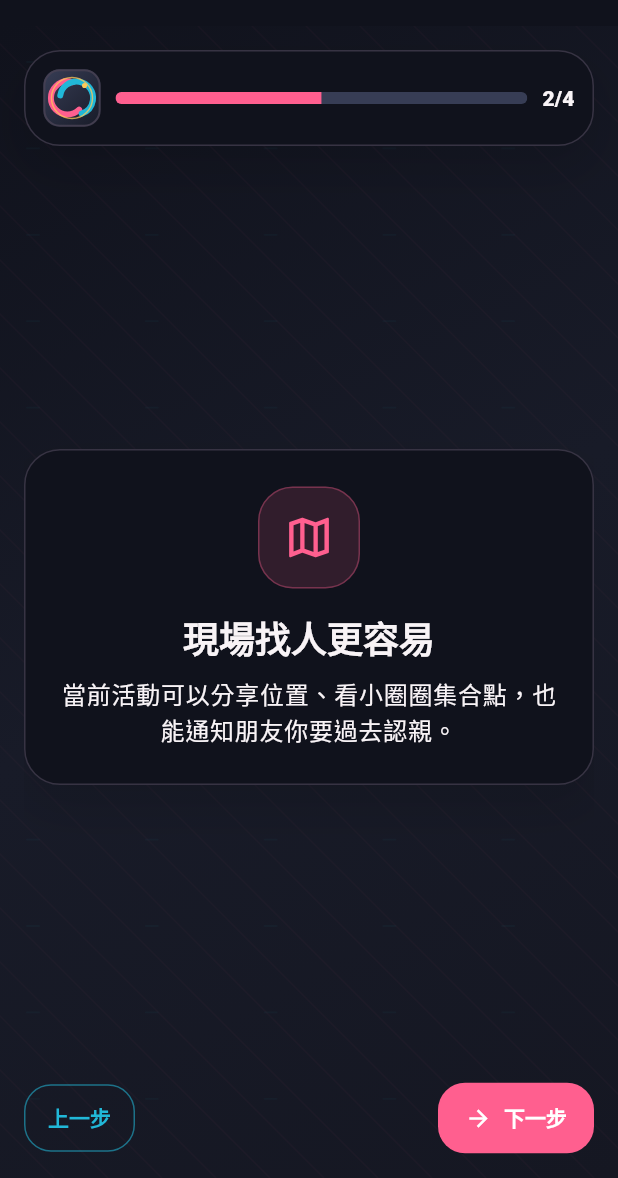
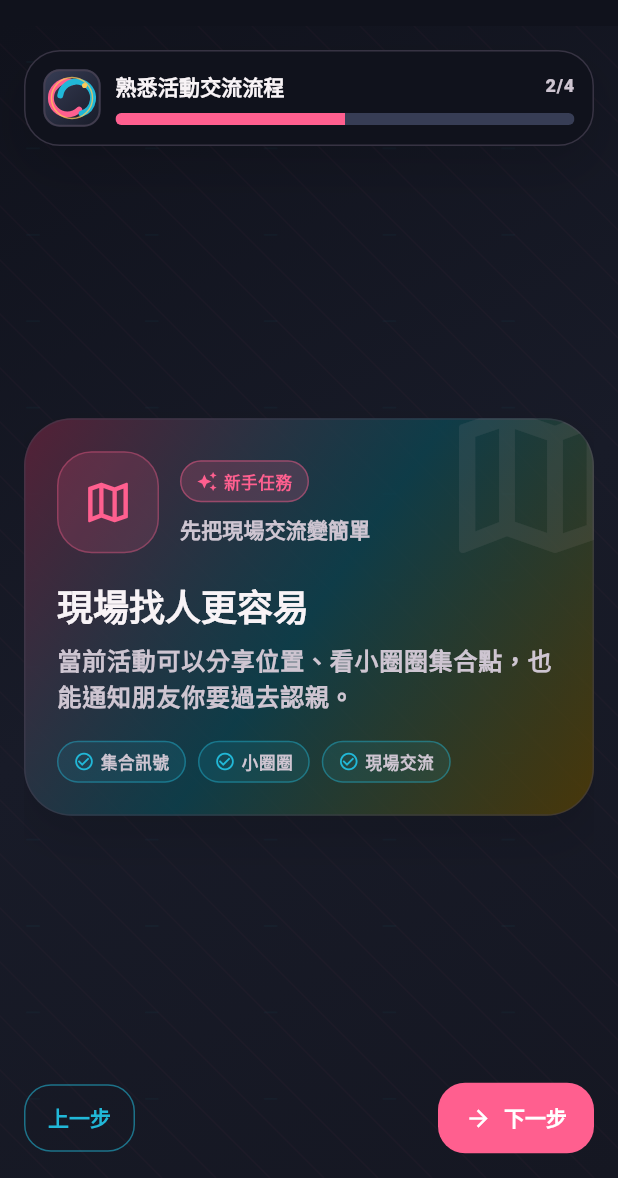
Before and after one commit to idick7069-new/coscircle, a Flutter app: the OnboardingProfilePage screen opened by its route, after a tap on "下一步", on a phone screen of 412 x 824 dp, the part 58-1236 px from its top. Run offline on Flutter 3.47's test engine with Material 3 defaults, Android fonts, the phone set to English and light mode, and no system bars; our stand-ins replace dio, flutter_local_notifications, flutter_riverpod, geolocator, go_router, google_maps_flutter and 7 more; missing offline and left inert: mobile_scanner; accounts and stored records are empty.

Commit message:
Polish onboarding profile flow

```diff
--- a/lib/features/profile/presentation/onboarding_profile_page.dart
+++ b/lib/features/profile/presentation/onboarding_profile_page.dart
@@ -43,16 +43,19 @@ class _OnboardingProfilePageState extends ConsumerState<OnboardingProfilePage> {
         icon: Icons.event_available,
         title: '加入活動，公開今天會去哪',
         message: '在活動清單找到場次，發布「出席預訂」讓同好知道你會在哪一天出現。',
+        cues: const ['場次預定', '同日認親', '快速加入'],
       ),
       _GuideStep(
         icon: Icons.map_outlined,
         title: '現場找人更容易',
         message: '當前活動可以分享位置、看小圈圈集合點，也能通知朋友你要過去認親。',
+        cues: const ['集合訊號', '小圈圈', '現場交流'],
       ),
       _GuideStep(
         icon: Icons.qr_code_2,
         title: '掃 QR 快速認識新朋友',
         message: '個人資料與小圈圈都能用 QRCode 分享，活動現場不用再慢慢搜尋帳號。',
+        cues: const ['Cos 名片', '掃碼交換', '坑單比對'],
       ),
       _ProfileSetupStep(
         nicknameController: _nicknameController,
@@ -76,28 +79,10 @@ class _OnboardingProfilePageState extends ConsumerState<OnboardingProfilePage> {
       ),
       child: Column(
         children: [
-          CosCard(
-            padding: const EdgeInsets.all(12),
-            child: Row(
-              children: [
-                const CosLogoMark(size: 38),
-                const SizedBox(width: 10),
-                Expanded(
-                  child: ClipRRect(
-                    borderRadius: BorderRadius.circular(999),
-                    child: LinearProgressIndicator(
-                      minHeight: 8,
-                      value: (_page + 1) / pages.length,
-                    ),
-                  ),
-                ),
-                const SizedBox(width: 10),
-                Text(
-                  '${_page + 1}/${pages.length}',
-                  style: Theme.of(context).textTheme.labelLarge,
-                ),
-              ],
-            ),
+          _OnboardingProgressCard(
+            current: _page + 1,
+            total: pages.length,
+            finalStep: _page == pages.length - 1,
           ),
           const SizedBox(height: 20),
           Expanded(
@@ -200,38 +185,146 @@ class _GuideStep extends StatelessWidget {
     required this.icon,
     required this.title,
     required this.message,
+    required this.cues,
   });
 
   final IconData icon;
   final String title;
   final String message;
+  final List<String> cues;
 
   @override
   Widget build(BuildContext context) {
     final scheme = Theme.of(context).colorScheme;
     return Center(
-      child: CosCard(
-        padding: const EdgeInsets.all(24),
+      child: CosGradientPanel(
+        icon: icon,
+        padding: const EdgeInsets.all(22),
         child: Column(
           mainAxisSize: MainAxisSize.min,
+          crossAxisAlignment: CrossAxisAlignment.start,
           children: [
-            CosIconBubble(icon: icon, color: scheme.primary, size: 68),
-            const SizedBox(height: 20),
+            Row(
+              children: [
+                CosIconBubble(icon: icon, color: scheme.primary, size: 68),
+                const SizedBox(width: 14),
+                Expanded(
+                  child: Column(
+                    crossAxisAlignment: CrossAxisAlignment.start,
+                    children: [
+                      CosBadge(
+                        label: '新手任務',
+                        icon: Icons.auto_awesome,
+                        color: scheme.primary,
+                        highlighted: true,
+                      ),
+                      const SizedBox(height: 8),
+                      Text(
+                        '先把現場交流變簡單',
+                        maxLines: 1,
+                        overflow: TextOverflow.ellipsis,
+                        style: Theme.of(context).textTheme.labelLarge?.copyWith(
+                          color: scheme.onSurfaceVariant,
+                          fontWeight: FontWeight.w900,
+                        ),
+                      ),
+                    ],
+                  ),
+                ),
+              ],
+            ),
+            const SizedBox(height: 22),
             Text(
               title,
-              textAlign: TextAlign.center,
-              style: Theme.of(
-                context,
-              ).textTheme.headlineSmall?.copyWith(fontWeight: FontWeight.w900),
+              style: Theme.of(context).textTheme.headlineSmall?.copyWith(
+                fontWeight: FontWeight.w900,
+                height: 1.05,
+              ),
             ),
             const SizedBox(height: 12),
             Text(
               message,
-              textAlign: TextAlign.center,
-              style: Theme.of(context).textTheme.bodyLarge,
+              style: Theme.of(context).textTheme.bodyLarge?.copyWith(
+                color: scheme.onSurfaceVariant,
+                fontWeight: FontWeight.w700,
+              ),
+            ),
+            const SizedBox(height: 18),
+            Wrap(
+              spacing: 8,
+              runSpacing: 8,
+              children: [
+                for (final cue in cues)
+                  CosBadge(
+                    label: cue,
+                    icon: Icons.check_circle_outline,
+                    color: scheme.secondary,
+                  ),
+              ],
             ),
           ],
         ),
+      ),
+    );
+  }
+}
+
+class _OnboardingProgressCard extends StatelessWidget {
+  const _OnboardingProgressCard({
+    required this.current,
+    required this.total,
+    required this.finalStep,
+  });
+
+  final int current;
+  final int total;
+  final bool finalStep;
+
+  @override
+  Widget build(BuildContext context) {
+    final scheme = Theme.of(context).colorScheme;
+    final progress = current / total;
+    return CosCard(
+      padding: const EdgeInsets.all(12),
+      child: Row(
+        children: [
+          const CosLogoMark(size: 38),
+          const SizedBox(width: 10),
+          Expanded(
+            child: Column(
+              crossAxisAlignment: CrossAxisAlignment.start,
+              children: [
+                Row(
+                  children: [
+                    Expanded(
+                      child: Text(
+                        finalStep ? '建立你的 Cos 名片' : '熟悉活動交流流程',
+                        maxLines: 1,
+                        overflow: TextOverflow.ellipsis,
+                        style: Theme.of(context).textTheme.labelLarge?.copyWith(
+                          fontWeight: FontWeight.w900,
+                        ),
+                      ),
+                    ),
+                    const SizedBox(width: 8),
+                    Text(
+                      '$current/$total',
+                      style: Theme.of(context).textTheme.labelMedium?.copyWith(
+                        color: scheme.onSurfaceVariant,
+                        fontWeight: FontWeight.w900,
+                      ),
+                    ),
+                  ],
+                ),
+                const SizedBox(height: 8),
+                ClipRRect(
+                  borderRadius: BorderRadius.circular(999),
+                  child: LinearProgressIndicator(minHeight: 8, value: progress),
+                ),
+              ],
+            ),
+          ),
+        ],
       ),
     );
   }
@@ -256,6 +349,7 @@ class _ProfileSetupStep extends StatelessWidget {
 
   @override
   Widget build(BuildContext context) {
+    final scheme = Theme.of(context).colorScheme;
     return ListView(
       children: [
         CosCard(
@@ -271,6 +365,32 @@ class _ProfileSetupStep extends StatelessWidget {
               ),
               const SizedBox(height: 10),
               const Text('這些資料之後都能在個人資訊頁修改。'),
+              const SizedBox(height: 14),
+              DecoratedBox(
+                decoration: BoxDecoration(
+                  color: scheme.primary.withValues(alpha: 0.1),
+                  borderRadius: BorderRadius.circular(CosUi.radiusMd),
+                  border: Border.all(
+                    color: scheme.primary.withValues(alpha: 0.18),
+                  ),
+                ),
+                child: Padding(
+                  padding: const EdgeInsets.all(12),
+                  child: Row(
+                    children: [
+                      Icon(Icons.diversity_3_outlined, color: scheme.primary),
+                      const SizedBox(width: 10),
+                      Expanded(
+                        child: Text(
+                          '暱稱、身份與常跑地區會幫同好更快判斷是否能現場認親。',
+                          style: Theme.of(context).textTheme.bodySmall
+                              ?.copyWith(fontWeight: FontWeight.w700),
+                        ),
+                      ),
+                    ],
+                  ),
+                ),
+              ),
               const SizedBox(height: 20),
               TextField(
                 controller: nicknameController,
```
